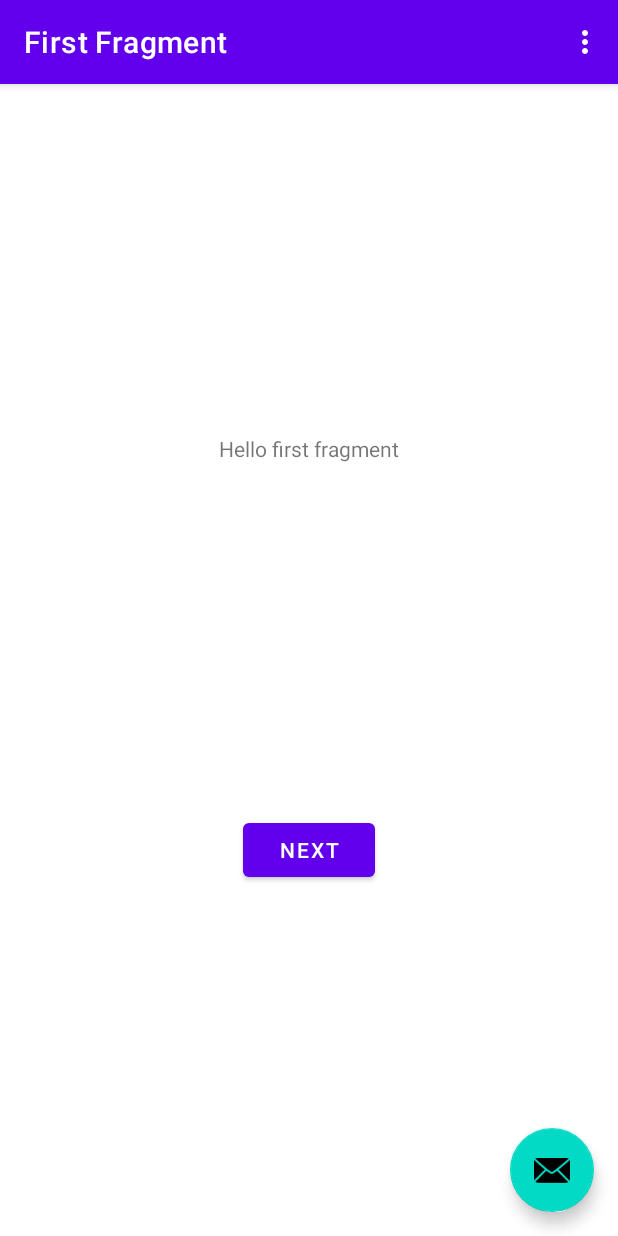
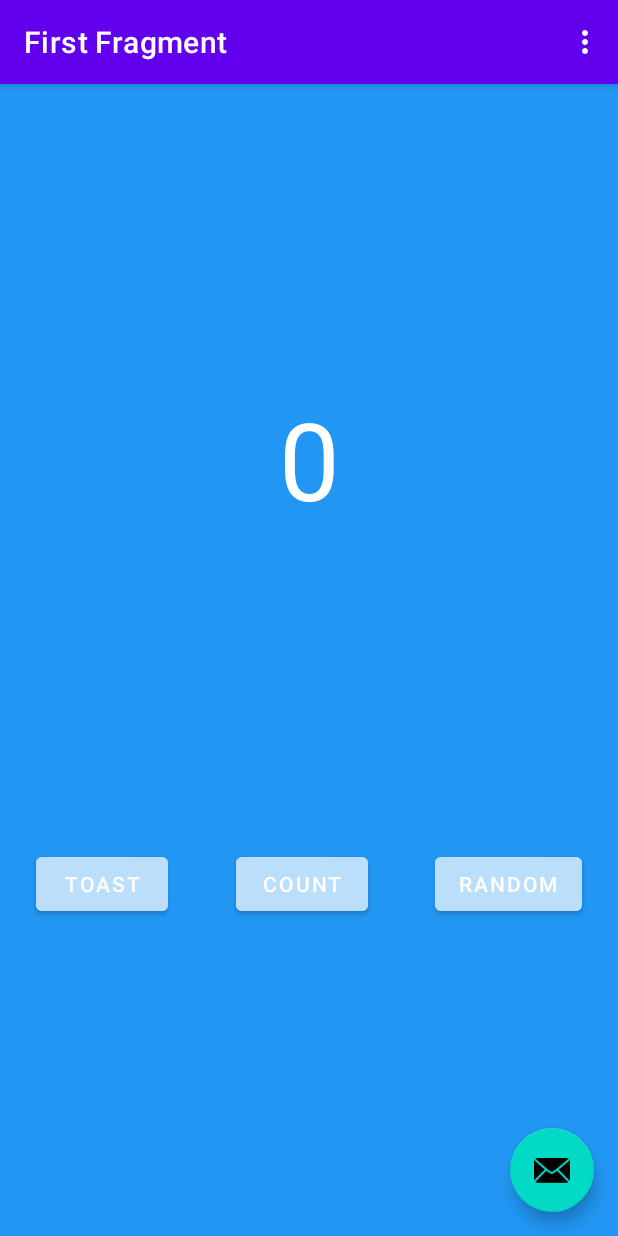
Before and after one commit to guilhermewastaken/Kotlin-Demonstration, an Android app: the screen it shows after launch (MainActivity), on a phone screen of 412 x 824 dp. Run offline under Robolectric (Android 15) with nearby library versions, the phone set to English and light mode, and no system bars; our stand-ins replace navigation-ui.

Commit message:
Completed interface

```diff
--- a/App/app/src/main/java/com/example/app/FirstFragment.kt
+++ b/App/app/src/main/java/com/example/app/FirstFragment.kt
@@ -31,10 +31,6 @@ class FirstFragment : Fragment() {
 
     override fun onViewCreated(view: View, savedInstanceState: Bundle?) {
         super.onViewCreated(view, savedInstanceState)
-
-        binding.buttonFirst.setOnClickListener {
-            findNavController().navigate(R.id.action_FirstFragment_to_SecondFragment)
-        }
     }
 
     override fun onDestroyView() {
--- a/App/app/src/main/res/layout/fragment_first.xml
+++ b/App/app/src/main/res/layout/fragment_first.xml
@@ -4,25 +4,53 @@
     xmlns:tools="http://schemas.android.com/tools"
     android:layout_width="match_parent"
     android:layout_height="match_parent"
+    android:background="@color/screenBackground"
+    android:textAlignment="center"
     tools:context=".FirstFragment">
 
     <TextView
         android:id="@+id/textview_first"
         android:layout_width="wrap_content"
         android:layout_height="wrap_content"
-        android:text="@string/hello_first_fragment"
-        app:layout_constraintBottom_toTopOf="@id/button_first"
+        app:layout_constraintVertical_bias="0.3"
+        android:text="0"
+        android:textColor="@android:color/white"
+        android:textSize="72sp"
+        app:layout_constraintBottom_toBottomOf="parent"
         app:layout_constraintEnd_toEndOf="parent"
         app:layout_constraintStart_toStartOf="parent"
         app:layout_constraintTop_toTopOf="parent" />
 
     <Button
-        android:id="@+id/button_first"
+        android:id="@+id/random_button"
         android:layout_width="wrap_content"
         android:layout_height="wrap_content"
-        android:text="@string/next"
+        android:layout_marginEnd="24dp"
+        android:text="@string/random_button_text"
+        android:backgroundTint="@color/buttonBackground"
         app:layout_constraintBottom_toBottomOf="parent"
         app:layout_constraintEnd_toEndOf="parent"
+        app:layout_constraintTop_toBottomOf="@+id/textview_first" />
+
+    <Button
+        android:id="@+id/toast_button"
+        android:layout_width="wrap_content"
+        android:layout_height="wrap_content"
+        android:layout_marginStart="24dp"
+        android:backgroundTint="@color/buttonBackground"
+        android:text="@string/toast_button_text"
+        app:layout_constraintBottom_toBottomOf="parent"
         app:layout_constraintStart_toStartOf="parent"
-        app:layout_constraintTop_toBottomOf="@id/textview_first" />
+        app:layout_constraintTop_toBottomOf="@+id/textview_first" />
+
+    <Button
+        android:id="@+id/count_button"
+        android:layout_width="wrap_content"
+        android:layout_height="wrap_content"
+        android:backgroundTint="@color/buttonBackground"
+        android:text="@string/count_button_text"
+        app:layout_constraintBottom_toBottomOf="parent"
+        app:layout_constraintEnd_toStartOf="@+id/random_button"
+        app:layout_constraintStart_toEndOf="@+id/toast_button"
+        app:layout_constraintTop_toBottomOf="@+id/textview_first" />
 </androidx.constraintlayout.widget.ConstraintLayout>
--- a/App/app/src/main/res/values/colors.xml
+++ b/App/app/src/main/res/values/colors.xml
@@ -7,4 +7,6 @@
     <color name="teal_700">#FF018786</color>
     <color name="black">#FF000000</color>
     <color name="white">#FFFFFFFF</color>
+    <color name="screenBackground">#2196F3</color>
+    <color name="buttonBackground">#BBDEFB</color>
 </resources>
--- a/App/app/src/main/res/values/strings.xml
+++ b/App/app/src/main/res/values/strings.xml
@@ -4,9 +4,11 @@
     <!-- Strings used for fragments for navigation -->
     <string name="first_fragment_label">First Fragment</string>
     <string name="second_fragment_label">Second Fragment</string>
-    <string name="next">Next</string>
     <string name="previous">Previous</string>
 
-    <string name="hello_first_fragment">Hello first fragment</string>
+    <string name="hello_first_fragment">Hello World</string>
     <string name="hello_second_fragment">Hello second fragment. Arg: %1$s</string>
+    <string name="toast_button_text">Toast</string>
+    <string name="random_button_text">Random</string>
+    <string name="count_button_text">Count</string>
 </resources>
```
